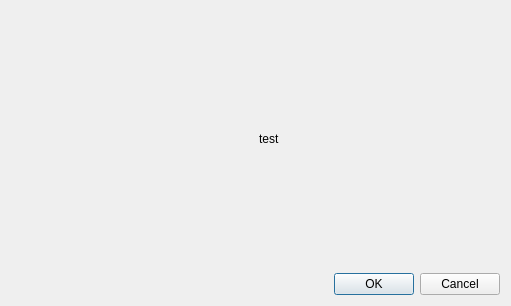
Before: the Qt Designer form qrchoice/qrcodes/reader/ui_qrcdetectwidget.ui in hl037/QRChoice, drawn with Qt 5.
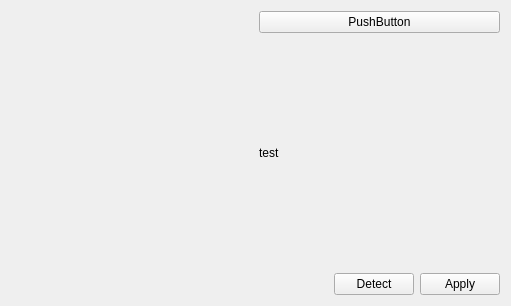
After: the same form once the commit is applied. Icons and pictures are not drawn.

What changed in the file:
```diff
--- a/qrchoice/qrcodes/reader/ui_qrcdetectwidget.ui
+++ b/qrchoice/qrcodes/reader/ui_qrcdetectwidget.ui
@@ -24,20 +24,64 @@
       </widget>
      </item>
      <item>
-      <widget class="QLabel" name="info">
-       <property name="text">
-        <string>test</string>
-       </property>
-      </widget>
+      <layout class="QVBoxLayout" name="verticalLayout_2">
+       <item>
+        <widget class="QPushButton" name="pushButton">
+         <property name="text">
+          <string>PushButton</string>
+         </property>
+        </widget>
+       </item>
+       <item>
+        <widget class="QLabel" name="info">
+         <property name="text">
+          <string>test</string>
+         </property>
+        </widget>
+       </item>
+      </layout>
      </item>
     </layout>
    </item>
    <item>
-    <widget class="QDialogButtonBox" name="buttonBox">
-     <property name="standardButtons">
-      <set>QDialogButtonBox::Cancel|QDialogButtonBox::Ok</set>
+    <layout class="QHBoxLayout" name="horizontalLayout_2">
+     <property name="sizeConstraint">
+      <enum>QLayout::SetDefaultConstraint</enum>
      </property>
-    </widget>
+     <item>
+      <spacer name="horizontalSpacer">
+       <property name="orientation">
+        <enum>Qt::Horizontal</enum>
+       </property>
+       <property name="sizeHint" stdset="0">
+        <size>
+         <width>40</width>
+         <height>20</height>
+        </size>
+       </property>
+      </spacer>
+     </item>
+     <item>
+      <widget class="QPushButton" name="detect">
+       <property name="text">
+        <string>Detect</string>
+       </property>
+       <property name="icon">
+        <iconset theme="zoom-next"/>
+       </property>
+      </widget>
+     </item>
+     <item>
+      <widget class="QPushButton" name="apply">
+       <property name="text">
+        <string>Apply</string>
+       </property>
+       <property name="icon">
+        <iconset theme="dialog-ok-apply"/>
+       </property>
+      </widget>
+     </item>
+    </layout>
    </item>
   </layout>
  </widget>
```
Left out of the diff: 6 changed lines with no effect on the pictures.
